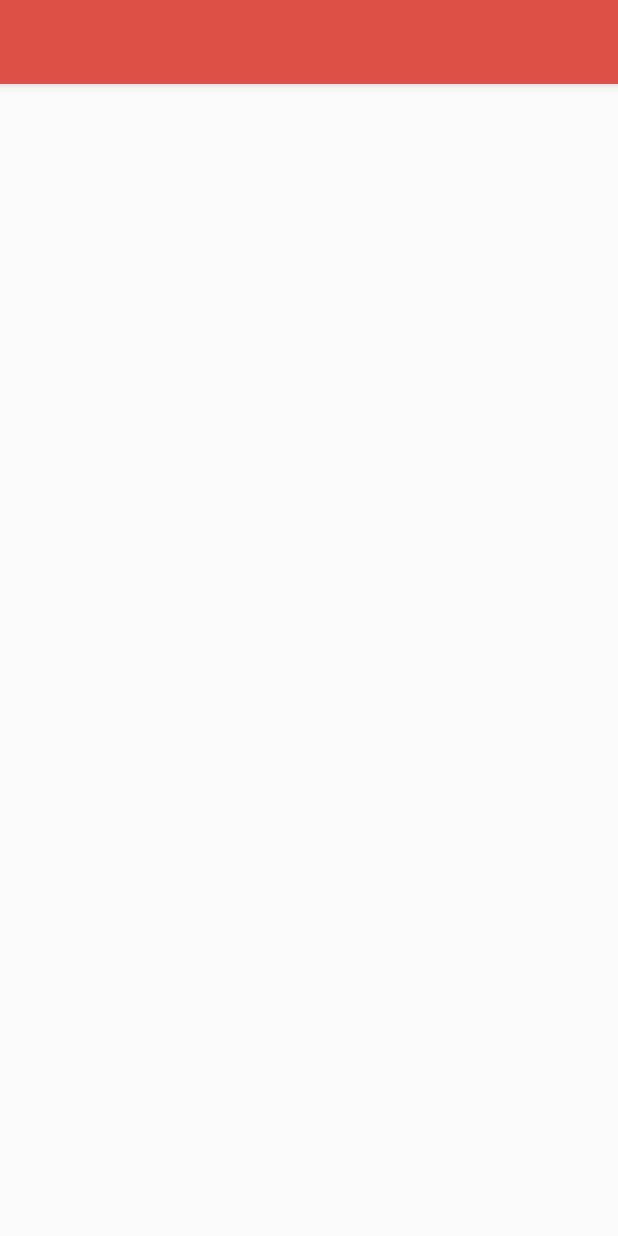
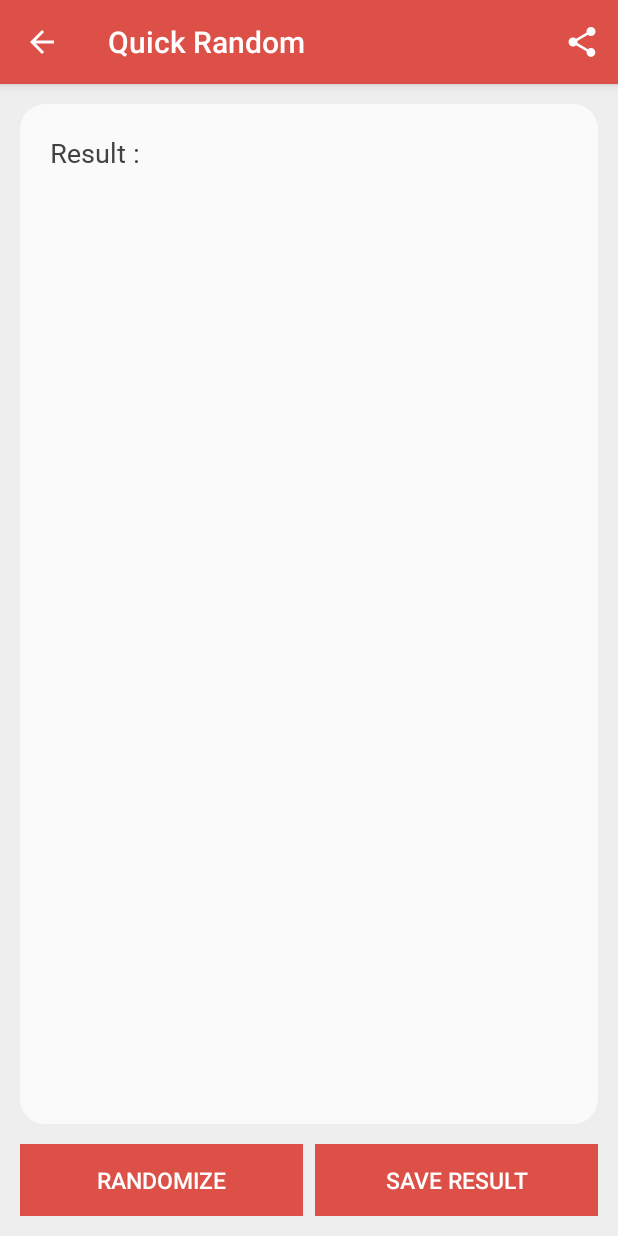
Before and after one commit to pahlevikun/EasyGroupMaker, an Android app: the QuickActivity screen opened directly, with no data from a screen before it, on a phone screen of 412 x 824 dp. Run offline under Robolectric (Android 15) with nearby library versions, the phone set to English and light mode, and no system bars; our stand-ins replace sdp/ssp sizes; libraries missing offline, so code that uses them is left out: id.voela.actrans; 3 statements that could not run were skipped.

Commit message:
Fix QuickActivity and QuickPresenter - 29/07/18 11:04

```diff
--- a/app/src/main/java/id/pahlevikun/easygroupmaker/presenter/implementation/QuickPresenter.kt
+++ b/app/src/main/java/id/pahlevikun/easygroupmaker/presenter/implementation/QuickPresenter.kt
@@ -12,6 +12,7 @@ import java.text.SimpleDateFormat
 import java.util.*
 
 class QuickPresenter : QuickInterface {
+
     override fun roundHalfToUp(value: Double): Int {
         return BigDecimal(value).setScale(0, RoundingMode.HALF_UP).toInt()
     }
@@ -59,12 +60,12 @@ class QuickPresenter : QuickInterface {
     }
 
     override fun parseArrayToHumanReadable(value: Array<IntArray>): String {
-        val stringBuffer = StringBuffer()
+        val stringBuffer = StringBuffer("Result :\n\n")
         for (singleGroup in 0 until value.size) {
             stringBuffer.append("Group ${singleGroup + 1}\n")
             for (singlePersonInGroup in 0 until value[singleGroup].size) {
                 if (value[singleGroup][singlePersonInGroup] != 0) {
-                    stringBuffer.append("${value[singleGroup][singlePersonInGroup]}\t")
+                    stringBuffer.append("${value[singleGroup][singlePersonInGroup]}.\t")
                 }
             }
             stringBuffer.append("\n\n")
--- a/app/src/main/java/id/pahlevikun/easygroupmaker/view/ui/QuickActivity.kt
+++ b/app/src/main/java/id/pahlevikun/easygroupmaker/view/ui/QuickActivity.kt
@@ -2,22 +2,68 @@ package id.pahlevikun.easygroupmaker.view.ui
 
 import android.os.Bundle
 import android.support.v7.app.AppCompatActivity
+import android.view.Menu
+import android.view.MenuItem
 import id.pahlevikun.easygroupmaker.R
 import id.pahlevikun.easygroupmaker.presenter.implementation.QuickPresenter
+import id.voela.actrans.AcTrans
+import kotlinx.android.synthetic.main.activity_quick.*
 
 class QuickActivity : AppCompatActivity() {
 
-    val presenter = QuickPresenter()
+    private val presenter = QuickPresenter()
+    private var readableArray = ""
+    private var randomArray: Array<IntArray>? = null
 
     override fun onCreate(savedInstanceState: Bundle?) {
         super.onCreate(savedInstanceState)
         setContentView(R.layout.activity_quick)
 
+        setSupportActionBar(toolbar)
+        supportActionBar!!.setDisplayHomeAsUpEnabled(true)
+        supportActionBar!!.setHomeButtonEnabled(true)
+        title = getString(R.string.activity_main_menu_quick)
+
         val sumOfGroup = intent.getStringExtra(getString(R.string.intentExtraSumOfGroup))
         val sumOfPerson = intent.getStringExtra(getString(R.string.intentExtraSumOfPerson))
         val isSizeFixed = intent.getBooleanExtra(getString(R.string.intentExtraIsSizeMethod), false)
 
-        val randomedArray = presenter.beginRandomize(sumOfPerson, sumOfGroup, isSizeFixed)
-        val readableArray = presenter.parseArrayToHumanReadable(randomedArray)
+        randomize(sumOfGroup, sumOfPerson, isSizeFixed)
+
+        buttonRandom.setOnClickListener {
+            randomize(sumOfGroup, sumOfPerson, isSizeFixed)
+        }
+    }
+
+    private fun randomize(sumOfGroup: String, sumOfPerson: String, isSizeFixed: Boolean) {
+        randomArray = presenter.beginRandomize(sumOfPerson, sumOfGroup, isSizeFixed)
+        readableArray = presenter.parseArrayToHumanReadable(randomArray!!)
+        textViewQuick.text = readableArray
+    }
+
+    override fun onBackPressed() {
+        finish()
+        AcTrans.Builder(this).performSlideToRight()
+    }
+
+
+    override fun onPrepareOptionsMenu(menu: Menu): Boolean {
+        menu.clear()
+        menuInflater.inflate(R.menu.menu_share, menu)
+        return super.onPrepareOptionsMenu(menu)
+    }
+
+    override fun onOptionsItemSelected(item: MenuItem): Boolean {
+        when (item.itemId) {
+            android.R.id.home -> {
+                finish()
+                AcTrans.Builder(this).performSlideToRight()
+                return true
+            }
+            R.id.action_share -> {
+                return true
+            }
+        }
+        return super.onOptionsItemSelected(item)
     }
 }
--- a/app/src/main/res/drawable/bg_xml_shadow_down.xml
+++ b/app/src/main/res/drawable/bg_xml_shadow_down.xml
@@ -1,7 +1,6 @@
 <shape xmlns:android="http://schemas.android.com/apk/res/android">
     <gradient
-        android:startColor="@android:color/transparent"
-
+        android:angle="90"
         android:endColor="@color/colorShadow"
-        android:angle="90" />
+        android:startColor="@android:color/transparent" />
 </shape>
--- /dev/null
+++ b/app/src/main/res/drawable/bg_xml_shape_rectangle_card.xml
@@ -0,0 +1,11 @@
+<?xml version="1.0" encoding="utf-8"?>
+<shape xmlns:android="http://schemas.android.com/apk/res/android"
+    android:padding="@dimen/_10sdp"
+    android:shape="rectangle">
+    <solid android:color="@color/colorCard" />
+    <corners
+        android:bottomLeftRadius="@dimen/_13sdp"
+        android:bottomRightRadius="@dimen/_13sdp"
+        android:topLeftRadius="@dimen/_13sdp"
+        android:topRightRadius="@dimen/_13sdp" />
+</shape>
--- a/app/src/main/res/drawable/ic_vect_menu_new.xml
+++ b/app/src/main/res/drawable/ic_vect_menu_new.xml
@@ -1,6 +1,6 @@
 <vector xmlns:android="http://schemas.android.com/apk/res/android"
-        android:width="48dp"
-        android:height="48dp"
+    android:width="48dp"
+    android:height="48dp"
         android:viewportWidth="24.0"
         android:viewportHeight="24.0">
     <path
--- /dev/null
+++ b/app/src/main/res/drawable/ic_vect_menu_share.xml
@@ -0,0 +1,9 @@
+<vector xmlns:android="http://schemas.android.com/apk/res/android"
+        android:width="24dp"
+        android:height="24dp"
+        android:viewportWidth="24.0"
+        android:viewportHeight="24.0">
+    <path
+        android:fillColor="@color/colorWhite"
+        android:pathData="M18,16.08c-0.76,0 -1.44,0.3 -1.96,0.77L8.91,12.7c0.05,-0.23 0.09,-0.46 0.09,-0.7s-0.04,-0.47 -0.09,-0.7l7.05,-4.11c0.54,0.5 1.25,0.81 2.04,0.81 1.66,0 3,-1.34 3,-3s-1.34,-3 -3,-3 -3,1.34 -3,3c0,0.24 0.04,0.47 0.09,0.7L8.04,9.81C7.5,9.31 6.79,9 6,9c-1.66,0 -3,1.34 -3,3s1.34,3 3,3c0.79,0 1.5,-0.31 2.04,-0.81l7.12,4.16c-0.05,0.21 -0.08,0.43 -0.08,0.65 0,1.61 1.31,2.92 2.92,2.92 1.61,0 2.92,-1.31 2.92,-2.92s-1.31,-2.92 -2.92,-2.92z"/>
+</vector>
--- a/app/src/main/res/layout/activity_main.xml
+++ b/app/src/main/res/layout/activity_main.xml
@@ -164,9 +164,9 @@
                 android:layout_width="match_parent"
                 android:layout_height="@dimen/_120sdp"
                 android:background="@color/colorMaterialBackground"
+                android:baselineAligned="false"
                 android:gravity="center"
-                android:orientation="horizontal"
-                android:baselineAligned="false">
+                android:orientation="horizontal">
 
                 <LinearLayout
                     android:id="@+id/linearlayoutMenuSaved"
--- a/app/src/main/res/layout/activity_quick.xml
+++ b/app/src/main/res/layout/activity_quick.xml
@@ -4,17 +4,20 @@
     xmlns:tools="http://schemas.android.com/tools"
     android:layout_width="match_parent"
     android:layout_height="match_parent"
+    android:background="@color/colorPrimary"
     tools:context=".view.ui.QuickActivity">
 
     <LinearLayout
         android:layout_width="match_parent"
         android:layout_height="match_parent"
+        android:background="@color/colorBackgroundCard"
         android:orientation="vertical">
 
         <android.support.design.widget.AppBarLayout
             android:layout_width="match_parent"
             android:layout_height="wrap_content"
             android:theme="@style/AppTheme.AppBarOverlay">
+
             <android.support.v7.widget.Toolbar
                 android:id="@+id/toolbar"
                 android:layout_width="match_parent"
@@ -23,6 +26,66 @@
                 app:popupTheme="@style/AppTheme.PopupOverlay" />
         </android.support.design.widget.AppBarLayout>
 
+        <android.support.v4.widget.NestedScrollView
+            android:layout_width="match_parent"
+            android:layout_height="0dp"
+            android:layout_margin="@dimen/_10sdp"
+            android:layout_weight="1"
+            android:background="@drawable/bg_xml_shape_rectangle_card">
+
+            <LinearLayout
+                android:layout_width="match_parent"
+                android:layout_height="match_parent"
+                android:orientation="vertical"
+                android:padding="@dimen/_10sdp">
+
+                <id.pahlevikun.easygroupmaker.composer.view.TextViewRobotoRegular
+                    android:id="@+id/textViewQuick"
+                    android:layout_width="match_parent"
+                    android:layout_height="wrap_content"
+                    android:padding="@dimen/_5sdp"
+                    android:text="Test"
+                    android:textColor="@color/colorText"
+                    android:textSize="@dimen/_14ssp" />
+
+            </LinearLayout>
+        </android.support.v4.widget.NestedScrollView>
+
+        <LinearLayout
+            android:layout_width="match_parent"
+            android:layout_height="wrap_content"
+            android:orientation="horizontal"
+            android:paddingBottom="@dimen/_10sdp"
+            android:paddingLeft="@dimen/_10sdp"
+            android:paddingRight="@dimen/_10sdp">
+
+            <android.support.v7.widget.AppCompatButton
+                android:id="@+id/buttonRandom"
+                style="@style/Widget.AppCompat.Button.Borderless"
+                android:layout_width="match_parent"
+                android:layout_height="wrap_content"
+                android:layout_marginEnd="@dimen/_3sdp"
+                android:layout_marginRight="@dimen/_3sdp"
+                android:layout_weight="1"
+                android:background="@color/colorPrimary"
+                android:text="Randomize"
+                android:textColor="@color/colorWhite"
+                android:textSize="@dimen/_12ssp" />
+
+            <android.support.v7.widget.AppCompatButton
+                android:id="@+id/buttonSave"
+                style="@style/Widget.AppCompat.Button.Borderless"
+                android:layout_width="match_parent"
+                android:layout_height="wrap_content"
+                android:layout_marginLeft="@dimen/_3sdp"
+                android:layout_marginStart="@dimen/_3sdp"
+                android:layout_weight="1"
+                android:background="@color/colorPrimary"
+                android:text="Save result"
+                android:textColor="@color/colorWhite"
+                android:textSize="@dimen/_12ssp" />
+        </LinearLayout>
+
     </LinearLayout>
 
 </android.support.design.widget.CoordinatorLayout>
--- /dev/null
+++ b/app/src/main/res/menu/menu_share.xml
@@ -0,0 +1,8 @@
+<menu xmlns:android="http://schemas.android.com/apk/res/android"
+    xmlns:app="http://schemas.android.com/apk/res-auto">
+    <item
+        android:id="@+id/action_share"
+        android:icon="@drawable/ic_vect_menu_share"
+        android:title="Share"
+        app:showAsAction="ifRoom" />
+</menu>
--- a/build.gradle
+++ b/build.gradle
@@ -1,7 +1,7 @@
 // Top-level build file where you can add configuration options common to all sub-projects/modules.
 
 buildscript {
-    ext.kotlin_version = '1.2.40'
+    ext.kotlin_version = '1.2.41'
     repositories {
         google()
         jcenter()
```
Also changed, not shown: app/src/main/res/drawable/bg_rectangle_red_text_homecare.xml (added, +14 -0 lines), app/src/main/res/values/colors.xml (+3 -13 lines). Lines whose indentation alone changed are shown as unchanged.
